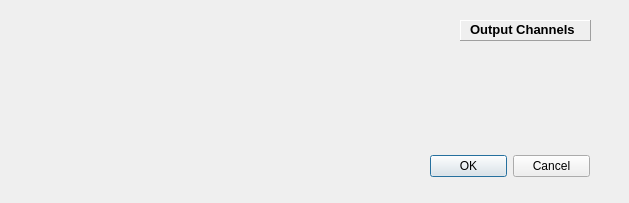
Old version of the form src/gui/OutputChannelDlg.ui in the repository CompEphys-team/stdpc.
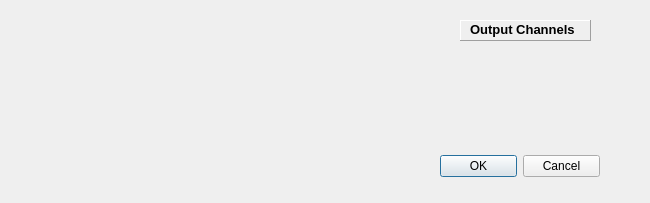
New version of the form.

```diff
--- a/src/gui/OutputChannelDlg.ui
+++ b/src/gui/OutputChannelDlg.ui
@@ -6,7 +6,7 @@
    <rect>
     <x>0</x>
     <y>0</y>
-    <width>629</width>
+    <width>650</width>
     <height>203</height>
    </rect>
   </property>
@@ -16,7 +16,7 @@
   <widget class="QDialogButtonBox" name="buttonBox">
    <property name="geometry">
     <rect>
-     <x>430</x>
+     <x>440</x>
      <y>150</y>
      <width>160</width>
      <height>32</height>
```
